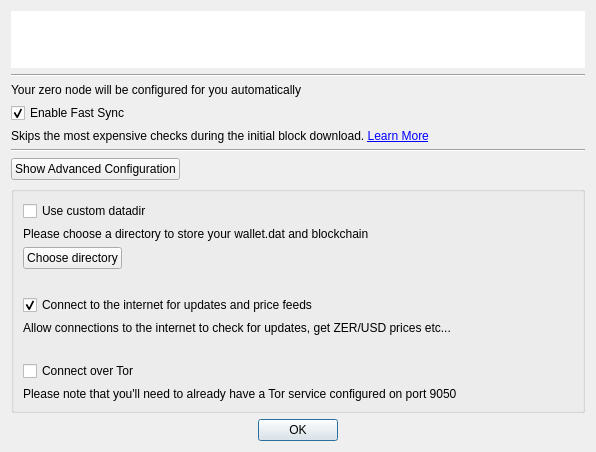
First picture: the form in src/createzcashconfdialog.ui, repository zerocurrencycoin/zerowallet, before the edit.
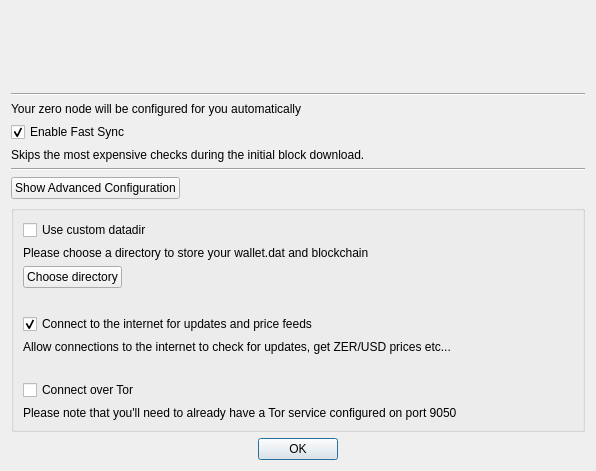
Second picture: the form after the edit.

The edit to the form file:
```diff
--- a/src/createzcashconfdialog.ui
+++ b/src/createzcashconfdialog.ui
@@ -7,7 +7,7 @@
     <x>0</x>
     <y>0</y>
     <width>596</width>
-    <height>452</height>
+    <height>471</height>
    </rect>
   </property>
   <property name="windowTitle">
@@ -69,8 +69,11 @@
        <verstretch>0</verstretch>
       </sizepolicy>
      </property>
+     <property name="autoFillBackground">
+      <bool>true</bool>
+     </property>
      <property name="styleSheet">
-      <string notr="true">background: #fff;</string>
+      <string notr="true"/>
      </property>
      <property name="text">
       <string notr="true"/>
@@ -205,7 +208,7 @@
    <item row="4" column="1">
     <widget class="QLabel" name="label_3">
      <property name="text">
-      <string>&lt;html&gt;&lt;head/&gt;&lt;body&gt;&lt;p&gt;Skips the most expensive checks during the initial block download. &lt;a href=&quot;https://docs.zecwallet.co/using-zecwallet/#fastsync&quot;&gt;&lt;span style=&quot; text-decoration: underline; color:#0000ff;&quot;&gt;Learn More&lt;/span&gt;&lt;/a&gt;&lt;/p&gt;&lt;/body&gt;&lt;/html&gt;</string>
+      <string>&lt;html&gt;&lt;head/&gt;&lt;body&gt;&lt;p&gt;Skips the most expensive checks during the initial block download.</string>
      </property>
      <property name="textFormat">
       <enum>Qt::RichText</enum>
```
Left out of the diff: 2 changed lines with no effect on the pictures.
